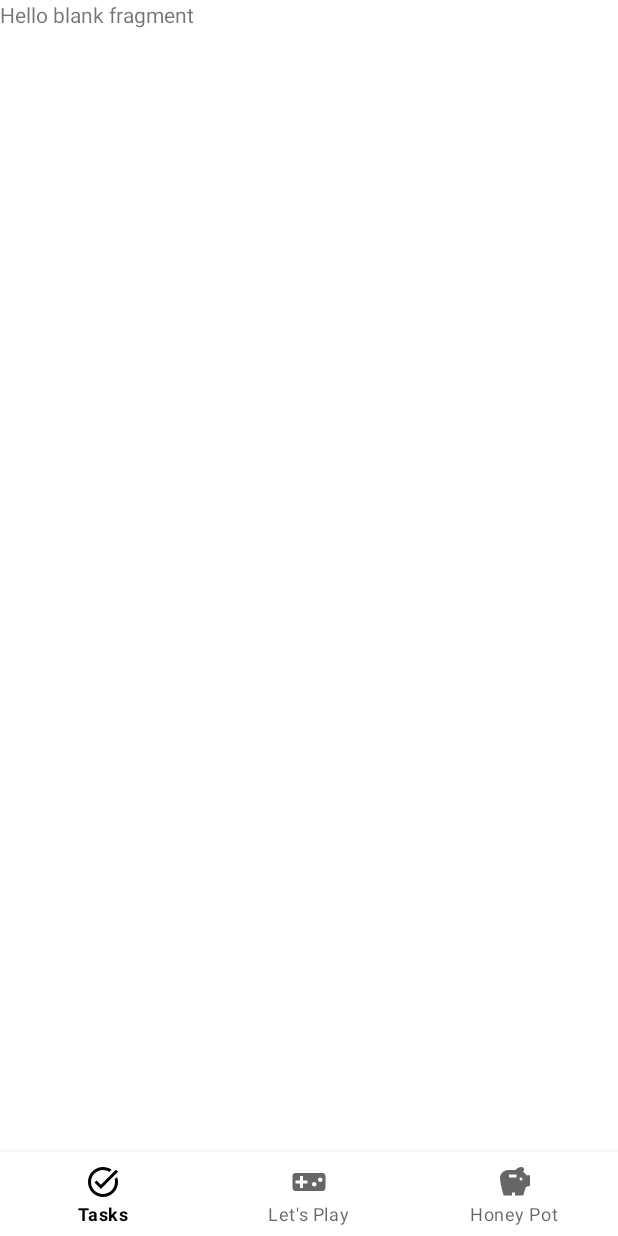
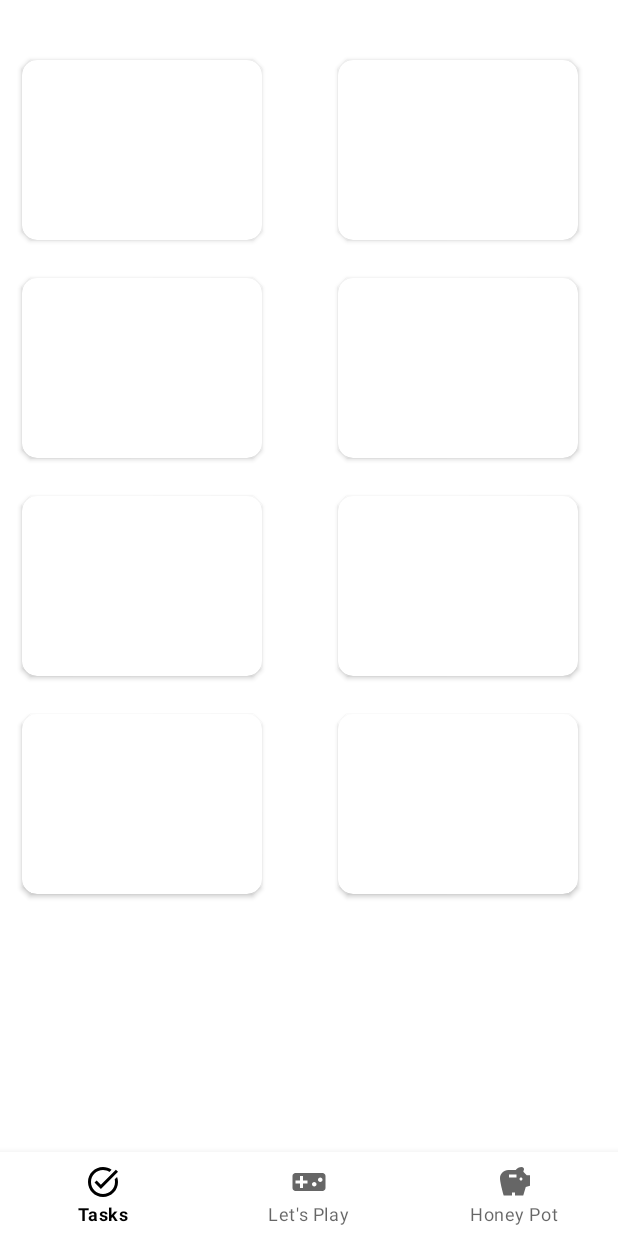
Before and after one commit to aryanmishra29/BusyBee, an Android app: the fragment GameFragment placed in its activity, on a phone screen of 412 x 824 dp. Run offline under Robolectric (Android 15) with nearby library versions, the phone set to English and light mode, and no system bars; our stand-ins replace Firebase (no records; nobody signed in at launch, a user with empty details on screens opened directly); libraries missing offline, so code that uses them is left out: org.checkerframework.checker; Roboto replaces fonts that are not available here.

Commit message:
added grid layout in games fragg.

```diff
--- a/BusyBeeChild/app/src/main/java/poize/busybee_child/GameFragment.java
+++ b/BusyBeeChild/app/src/main/java/poize/busybee_child/GameFragment.java
@@ -59,6 +59,15 @@ public class GameFragment extends Fragment {
     public View onCreateView(LayoutInflater inflater, ViewGroup container,
                              Bundle savedInstanceState) {
         // Inflate the layout for this fragment
-        return inflater.inflate(R.layout.fragment_game, container, false);
+        View view = inflater.inflate(R.layout.fragment_game, container, false);
+
+
+
+
+        return view;
+
+
+
+
     }
 }
--- a/BusyBeeChild/app/src/main/res/layout/fragment_game.xml
+++ b/BusyBeeChild/app/src/main/res/layout/fragment_game.xml
@@ -1,14 +1,129 @@
 <?xml version="1.0" encoding="utf-8"?>
 <FrameLayout xmlns:android="http://schemas.android.com/apk/res/android"
+    xmlns:app="http://schemas.android.com/apk/res-auto"
     xmlns:tools="http://schemas.android.com/tools"
     android:layout_width="match_parent"
     android:layout_height="match_parent"
     tools:context=".GameFragment">
 
-    <!-- TODO: Update blank fragment layout -->
-    <TextView
+    <androidx.constraintlayout.widget.ConstraintLayout
         android:layout_width="match_parent"
-        android:layout_height="match_parent"
-        android:text="@string/hello_blank_fragment" />
+        android:layout_height="match_parent">
+
+        <androidx.cardview.widget.CardView
+            android:id="@+id/cv_01"
+            android:layout_width="160dp"
+            android:layout_height="120dp"
+            android:layout_marginStart="25dp"
+            android:layout_marginTop="40dp"
+            android:layout_marginBottom="25dp"
+            android:background="#E91E63"
+            app:cardCornerRadius="10dp"
+            app:layout_constraintRight_toRightOf="parent"
+            app:layout_constraintStart_toStartOf="@+id/guideline2"
+            app:layout_constraintTop_toTopOf="parent" />
+
+        <androidx.cardview.widget.CardView
+            android:id="@+id/cv_02"
+            android:layout_width="160dp"
+            android:layout_height="120dp"
+            android:layout_marginEnd="25dp"
+            android:layout_marginTop="40dp"
+            android:layout_marginBottom="25dp"
+            android:background="#F44336"
+            app:cardCornerRadius="10dp"
+            app:layout_constraintEnd_toStartOf="@+id/guideline2"
+            app:layout_constraintLeft_toLeftOf="parent"
+            app:layout_constraintTop_toTopOf="parent" />
+        <androidx.cardview.widget.CardView
+            android:id="@+id/cv_03"
+            android:layout_width="160dp"
+            android:layout_height="120dp"
+            android:layout_marginTop="25dp"
+            android:layout_marginBottom="25dp"
+            android:layout_marginStart="25dp"
+            android:background="#009688"
+            app:cardCornerRadius="10dp"
+            app:layout_constraintTop_toBottomOf="@id/cv_01"
+            app:layout_constraintRight_toRightOf="parent"
+            app:layout_constraintStart_toStartOf="@+id/guideline2"
+            tools:layout_editor_absoluteY="100dp" />
+
+        <androidx.cardview.widget.CardView
+            android:id="@+id/cv_04"
+            android:layout_width="160dp"
+            android:layout_height="120dp"
+            android:layout_marginEnd="25dp"
+            android:layout_marginTop="25dp"
+            android:layout_marginBottom="25dp"
+            android:background="#4CAF50"
+            app:cardCornerRadius="10dp"
+            app:layout_constraintTop_toBottomOf="@id/cv_02"
+            app:layout_constraintEnd_toStartOf="@+id/guideline2"
+            app:layout_constraintLeft_toLeftOf="parent"
+            tools:layout_editor_absoluteY="100dp" />
+        <androidx.cardview.widget.CardView
+            android:id="@+id/cv_05"
+            android:layout_width="160dp"
+            android:layout_height="120dp"
+            android:layout_marginTop="25dp"
+            android:layout_marginBottom="25dp"
+            android:layout_marginStart="25dp"
+            android:background="#00BCD4"
+            app:cardCornerRadius="10dp"
+            app:layout_constraintTop_toBottomOf="@id/cv_03"
+            app:layout_constraintRight_toRightOf="parent"
+            app:layout_constraintStart_toStartOf="@+id/guideline2"
+            tools:layout_editor_absoluteY="100dp" />
+
+        <androidx.cardview.widget.CardView
+            android:id="@+id/cv_06"
+            android:layout_width="160dp"
+            android:layout_height="120dp"
+            android:layout_marginEnd="25dp"
+            android:layout_marginTop="25dp"
+            android:layout_marginBottom="25dp"
+            android:background="#76FF03"
+            app:cardCornerRadius="10dp"
+            app:layout_constraintTop_toBottomOf="@id/cv_04"
+            app:layout_constraintEnd_toStartOf="@+id/guideline2"
+            app:layout_constraintLeft_toLeftOf="parent"
+            tools:layout_editor_absoluteY="100dp" />
+        <androidx.cardview.widget.CardView
+            android:id="@+id/cv_07"
+            android:layout_width="160dp"
+            android:layout_height="120dp"
+            android:layout_marginTop="25dp"
+            android:layout_marginBottom="20dp"
+            android:layout_marginStart="25dp"
+            app:cardCornerRadius="10dp"
+            app:layout_constraintTop_toBottomOf="@id/cv_05"
+            app:layout_constraintRight_toRightOf="parent"
+            app:layout_constraintStart_toStartOf="@+id/guideline2"
+            tools:layout_editor_absoluteY="100dp" />
+
+        <androidx.cardview.widget.CardView
+            android:id="@+id/cv_08"
+            android:layout_width="160dp"
+            android:layout_height="120dp"
+            android:layout_marginEnd="25dp"
+            android:layout_marginTop="25dp"
+            android:layout_marginBottom="20dp"
+            android:background="#FF3D00"
+            app:cardCornerRadius="10dp"
+            app:layout_constraintTop_toBottomOf="@id/cv_06"
+            app:layout_constraintEnd_toStartOf="@+id/guideline2"
+            app:layout_constraintLeft_toLeftOf="parent"
+            tools:layout_editor_absoluteY="100dp" />
+
+        <androidx.constraintlayout.widget.Guideline
+            android:id="@+id/guideline2"
+            android:layout_width="wrap_content"
+            android:layout_height="wrap_content"
+            android:orientation="vertical"
+            app:layout_constraintGuide_begin="200dp" />
+
+    </androidx.constraintlayout.widget.ConstraintLayout>
+
 
 </FrameLayout>
```
